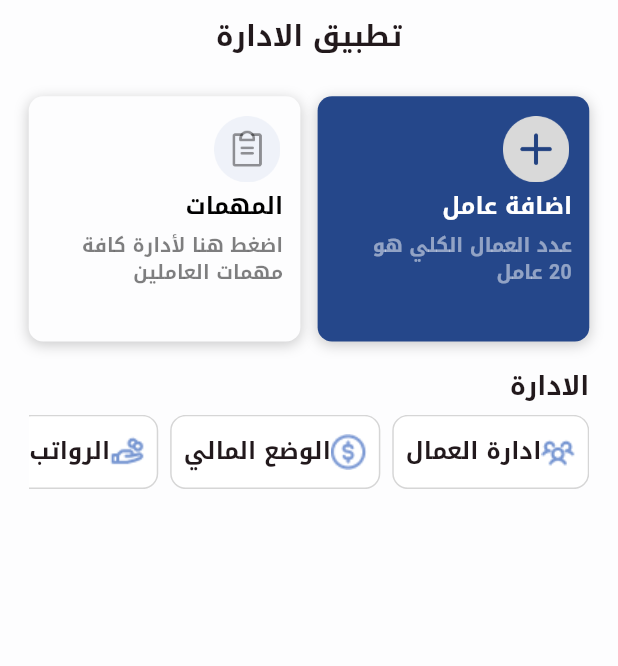
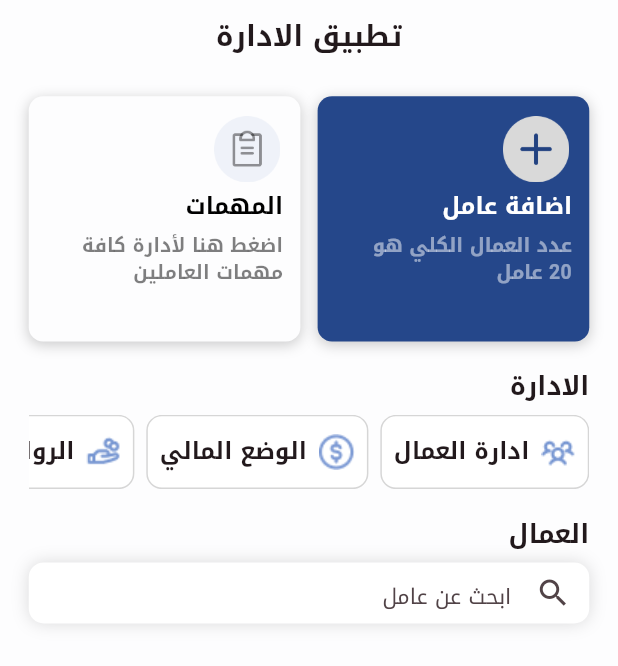
Before and after one commit to SWAone/software_project, a Flutter app: the screen it shows after launch, on a phone screen of 412 x 824 dp. Shown: the top 666 px of the screen. Run offline on Flutter 3.47's test engine with Material 3 defaults, Android fonts, the phone set to English and light mode, and no system bars; our stand-ins replace flutter_screenutil, get, get_storage, hexcolor.

Commit message:
add search widget

```diff
--- a/lib/home_page.dart
+++ b/lib/home_page.dart
@@ -1,5 +1,6 @@
 // ignore_for_file: prefer_const_constructors
 
+import 'package:flutter/cupertino.dart';
 import 'package:flutter/material.dart';
 import 'package:flutter/services.dart';
 import 'package:flutter/widgets.dart';
@@ -37,7 +38,8 @@ class HomePage extends StatelessWidget {
                 mainAxisAlignment: MainAxisAlignment.spaceBetween,
                 children: [
                   _myBox(
-                    title: 'اضافة عامل', body: 'عدد العمال الكلي هو 20 عامل '),
+                      title: 'اضافة عامل',
+                      body: 'عدد العمال الكلي هو 20 عامل '),
                   _myBox(
                       title: 'المهمات',
                       color: '#FDFDFE',
@@ -49,7 +51,8 @@ class HomePage extends StatelessWidget {
                 padding: EdgeInsets.only(top: 20.h, bottom: 7.h),
                 child: Text(
                   'الادارة',
-                style: TextStyle(fontSize: 20.sp, fontWeight: FontWeight.w600),
+                  style:
+                      TextStyle(fontSize: 20.sp, fontWeight: FontWeight.w600),
                 ),
               ),
               SingleChildScrollView(
@@ -74,13 +77,38 @@ class HomePage extends StatelessWidget {
                   ],
                 ),
               ),
+              Padding(
+                padding: EdgeInsets.only(top: 20.h, bottom: 7.h),
+                child: Text(
+                  'العمال',
+                  style:
+                      TextStyle(fontSize: 20.sp, fontWeight: FontWeight.w600),
+                ),
+              ),
+              _laborers(),
             ],
+          ),
+        ),
+      ),
+    );
+  }
+
+  Widget _laborers_null() {
+    return Expanded(
+        child: Padding(
+      padding: EdgeInsets.only(top: 20.0, right: 159.w),
+      child: Text(
+        'لايوجد عمال',
+        style: TextStyle(
+          color: Colors.black.withOpacity(0.47),
+          fontSize: 20.sp,
+          fontWeight: FontWeight.w700,
         ),
       ),
     ));
   }
 
-  Container _section({required image, required text}) {
+  Widget _section({required image, required text}) {
     return Container(
       height: 56.h,
       decoration: BoxDecoration(
@@ -97,6 +125,7 @@ class HomePage extends StatelessWidget {
           mainAxisAlignment: MainAxisAlignment.spaceAround,
           children: [
             Image.asset(image),
+            SizedBox(width: 8.3.w),
             Text(
               text,
               style: TextStyle(
@@ -161,4 +190,35 @@ class HomePage extends StatelessWidget {
       ),
     );
   }
+
+  Widget _laborers() {
+    return SingleChildScrollView(
+      child: Column(
+        children: [
+          Container(
+            // alignment: Alignment.center,
+            height: 46.h,
+            decoration: BoxDecoration(
+              color: Colors.white,
+              borderRadius: BorderRadius.circular(10),
+              boxShadow: [
+                BoxShadow(
+                  blurRadius: 9,
+                  color: Colors.black.withOpacity(0.14),
+                )
+              ],
+            ),
+            child: TextField(
+              decoration: InputDecoration(
+                  prefixIcon: Icon(
+                    Icons.search,
+                  ),
+                  hintText: 'ابحث عن عامل',
+                  border: UnderlineInputBorder(borderSide: BorderSide.none)),
+            ),
+          ),
+        ],
+      ),
+    );
   }
+}
```
Lines whose indentation alone changed are shown as unchanged.
